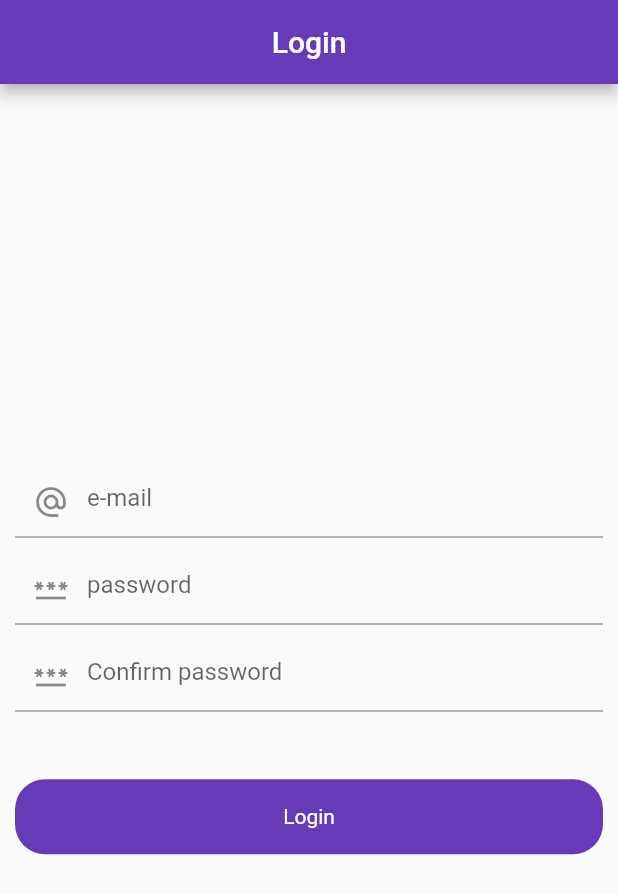
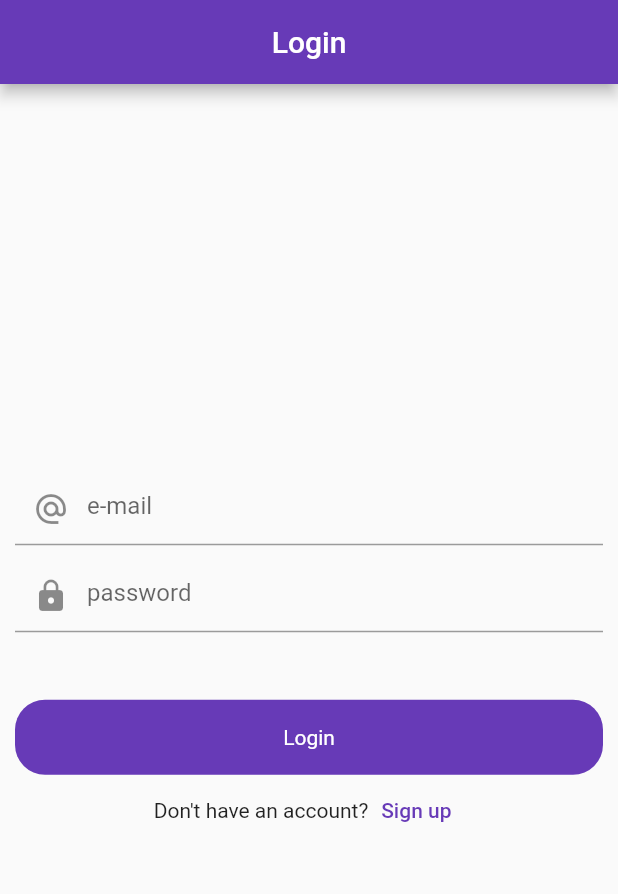
Before and after one commit to nahidulislamshakin/firebase, a Flutter app: the screen it shows after launch, on a phone screen of 412 x 824 dp. Shown: the top 894 px of the screen. Run offline on Flutter 3.47's test engine with Material 2 defaults, Android fonts, the phone set to English and light mode, and no system bars; our stand-ins replace cloud_firestore, firebase_auth, firebase_core, fluttertoast; accounts and stored records are empty.

```diff
--- a/lib/ui/auth/login_screen.dart
+++ b/lib/ui/auth/login_screen.dart
@@ -1,7 +1,10 @@
 
 
+import 'package:firebase/ui/auth/signup_screen.dart';
 import 'package:firebase/widgets/Round_Button.dart';
+import 'package:firebase_auth/firebase_auth.dart';
 import 'package:flutter/material.dart';
+import 'package:flutter/services.dart';
 
 class LoginScreen extends StatefulWidget {
   const LoginScreen({Key? key}) : super(key: key);
@@ -14,9 +17,12 @@ class _LoginScreenState extends State<LoginScreen> {
 
   final emailController = TextEditingController();
   final passwordController = TextEditingController();
-  final confirmPasswordController = TextEditingController();
 
   final _formKey = GlobalKey<FormState>();
+
+  FirebaseAuth _auth = FirebaseAuth.instance;
+
+
 
   @override
   void dispose() {
@@ -24,7 +30,6 @@ class _LoginScreenState extends State<LoginScreen> {
     super.dispose();
     emailController.dispose();
     passwordController.dispose();
-    confirmPasswordController.dispose();
   }
 
   @override
@@ -69,30 +74,12 @@ class _LoginScreenState extends State<LoginScreen> {
                     controller: passwordController,
                     decoration: const InputDecoration(
                       hintText: "password",
-                      prefixIcon: Icon(Icons.password),
+                      prefixIcon: Icon(Icons.lock),
                     ),
                     obscureText: true,
                     validator: (value){
                       if(value!.isEmpty){
                         return "Enter password";
-                      }
-                      else return null;
-                    },
-                  ),
-
-                  const SizedBox(height: 10,),
-
-                  TextFormField(
-                    keyboardType: TextInputType.text,
-                    controller: confirmPasswordController,
-                    decoration: const InputDecoration(
-                      hintText: "Confirm password",
-                      prefixIcon: Icon(Icons.password),
-                    ),
-                    obscureText: true,
-                    validator: (value){
-                      if(value!.isEmpty || value!=passwordController.text){
-                        return "Confirm password";
                       }
                       else return null;
                     },
@@ -104,11 +91,25 @@ class _LoginScreenState extends State<LoginScreen> {
             ),
 
             SizedBox(height: 45,),
+
             RoundButton(title: "Login", onTap: (){
               if(_formKey.currentState!.validate()){
+                if(_auth.currentUser != null)
+                  {
+                    print("Log in successfull");
+                  }
+              }
+            }),
 
-              }
-            })
+            Row(
+              mainAxisAlignment: MainAxisAlignment.center,
+              children: [
+                Text("Don't have an account?"),
+                TextButton(onPressed: (){
+                  Navigator.push(context, MaterialPageRoute(builder: (context)=>SignUpScreen()));
+                }, child: Text("Sign up")),
+              ],
+            )
           ],
         ),
       ),
--- a/lib/widgets/Round_Button.dart
+++ b/lib/widgets/Round_Button.dart
@@ -4,8 +4,9 @@ class RoundButton extends StatelessWidget{
 
   final VoidCallback onTap;
   final title;
+  final bool loading;
 
-  RoundButton({required this.title, required this.onTap});
+  RoundButton({required this.title, required this.onTap, this.loading = false});
 
   @override
   Widget build(BuildContext context) {
@@ -18,7 +19,7 @@ class RoundButton extends StatelessWidget{
           color: Colors.deepPurple,
           borderRadius: BorderRadius.circular(20)
         ),
-        child: Center(child: Text(title,style: TextStyle(color: Colors.white),)),
+        child: Center(child: loading ? CircularProgressIndicator(color: Colors.white,strokeWidth: 3,) : Text(title,style: TextStyle(color: Colors.white),)),
       ),
     );
   }
```
Also changed, not shown: lib/ui/auth/signup_screen.dart (added, +165 -0 lines), lib/utils/utils.dart (added, +16 -0 lines), 2 other files.
